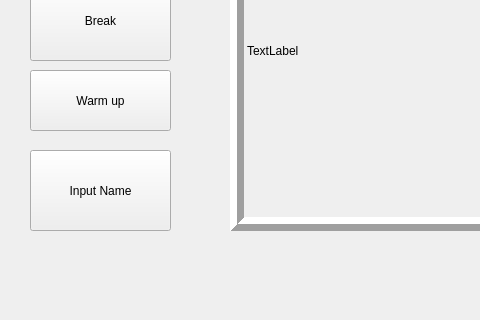
This is UI/form.ui in Thanh-Fourteen/checkIn as Qt 5 draws it before an edit; both pictures show x 0 to 480 and y 280 to 600 of the 800 by 600 pixel window. The edited form follows.
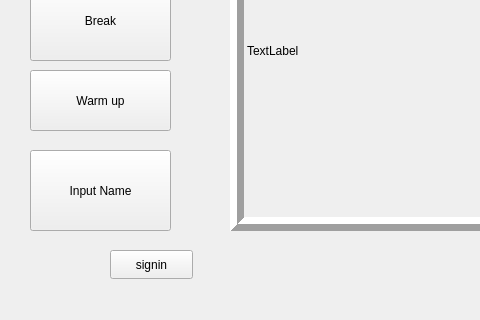
This is the edited form.

Commit message: Update button signin

The edit to the form file:
```diff
--- a/UI/form.ui
+++ b/UI/form.ui
@@ -97,6 +97,19 @@
     <string>Input Name</string>
    </property>
   </widget>
+  <widget class="QPushButton" name="signin">
+   <property name="geometry">
+    <rect>
+     <x>110</x>
+     <y>530</y>
+     <width>83</width>
+     <height>29</height>
+    </rect>
+   </property>
+   <property name="text">
+    <string>signin</string>
+   </property>
+  </widget>
  </widget>
  <resources/>
  <connections/>
```
The commit also changes 16 other files.
